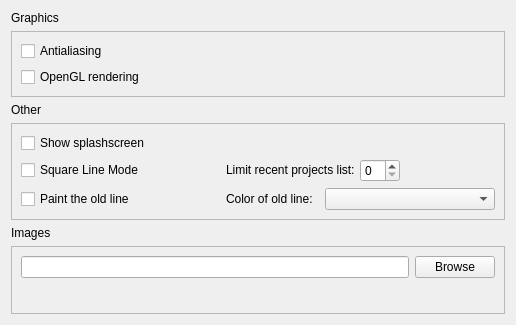
qreal/qreal, file qrgui/dialogs/preferencesPages/miscellaniousPage.ui: the form before one commit.
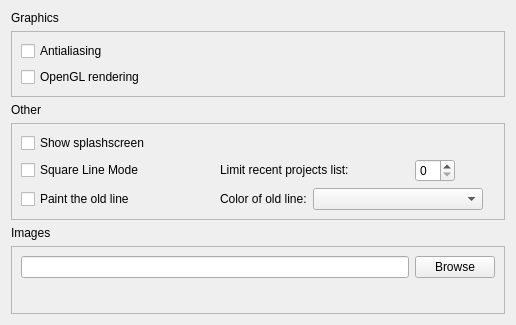
The form after the commit.

What changed in the file:
```diff
--- a/qrgui/dialogs/preferencesPages/miscellaniousPage.ui
+++ b/qrgui/dialogs/preferencesPages/miscellaniousPage.ui
@@ -65,7 +65,7 @@
      <property name="frameShadow">
       <enum>QFrame::Raised</enum>
      </property>
-     <layout class="QGridLayout" name="gridLayout_2" rowstretch="0,0,0,0,0,0">
+     <layout class="QGridLayout" name="gridLayout_2" rowstretch="0,0,0,0,0">
       <item row="4" column="0">
        <widget class="QCheckBox" name="paintOldLineCheckBox">
         <property name="enabled">
@@ -86,26 +86,6 @@
         </property>
        </widget>
       </item>
-      <item row="4" column="2">
-       <widget class="QLabel" name="label_8">
-        <property name="text">
-         <string>Color of old line:</string>
-        </property>
-       </widget>
-      </item>
-      <item row="4" column="4">
-       <widget class="QComboBox" name="colorComboBox">
-        <property name="minimumSize">
-         <size>
-          <width>170</width>
-          <height>0</height>
-         </size>
-        </property>
-        <property name="frame">
-         <bool>true</bool>
-        </property>
-       </widget>
-      </item>
       <item row="4" column="1">
        <spacer name="horizontalSpacer">
         <property name="orientation">
@@ -122,6 +102,30 @@
         </property>
        </spacer>
       </item>
+      <item row="4" column="2">
+       <layout class="QHBoxLayout" name="horizontalLayout">
+        <item>
+         <widget class="QLabel" name="label_8">
+          <property name="text">
+           <string>Color of old line:</string>
+          </property>
+         </widget>
+        </item>
+        <item>
+         <widget class="QComboBox" name="colorComboBox">
+          <property name="minimumSize">
+           <size>
+            <width>170</width>
+            <height>0</height>
+           </size>
+          </property>
+          <property name="frame">
+           <bool>true</bool>
+          </property>
+         </widget>
+        </item>
+       </layout>
+      </item>
       <item row="1" column="0">
        <widget class="QCheckBox" name="splashScreenCheckBox">
         <property name="text">
@@ -146,7 +150,7 @@
         <item>
          <widget class="QLabel" name="label_9">
           <property name="sizePolicy">
-           <sizepolicy hsizetype="Minimum" vsizetype="Preferred">
+           <sizepolicy hsizetype="Preferred" vsizetype="Maximum">
             <horstretch>0</horstretch>
             <verstretch>0</verstretch>
            </sizepolicy>
@@ -154,6 +158,9 @@
           <property name="text">
            <string>&lt;html&gt;&lt;head/&gt;&lt;body&gt;&lt;p&gt;Limit recent projects list:&lt;/p&gt;&lt;/body&gt;&lt;/html&gt;</string>
           </property>
+          <property name="wordWrap">
+           <bool>true</bool>
+          </property>
          </widget>
         </item>
         <item>
@@ -177,6 +184,9 @@
           <property name="orientation">
            <enum>Qt::Horizontal</enum>
           </property>
+          <property name="sizeType">
+           <enum>QSizePolicy::Maximum</enum>
+          </property>
           <property name="sizeHint" stdset="0">
            <size>
             <width>40</width>
```
